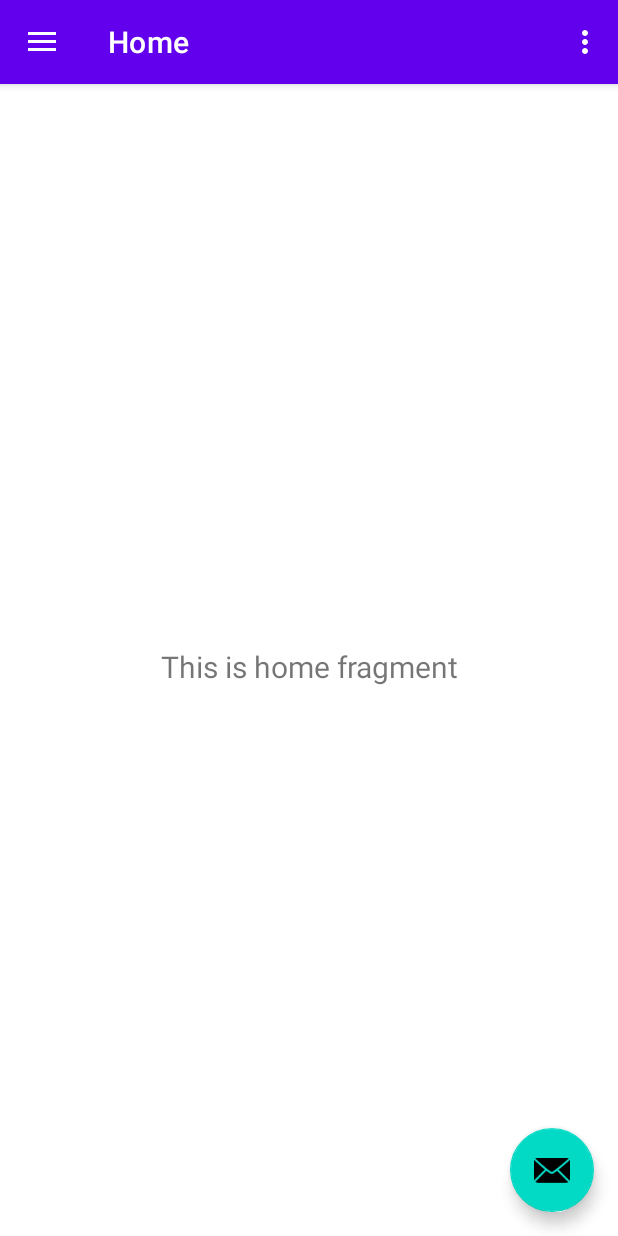
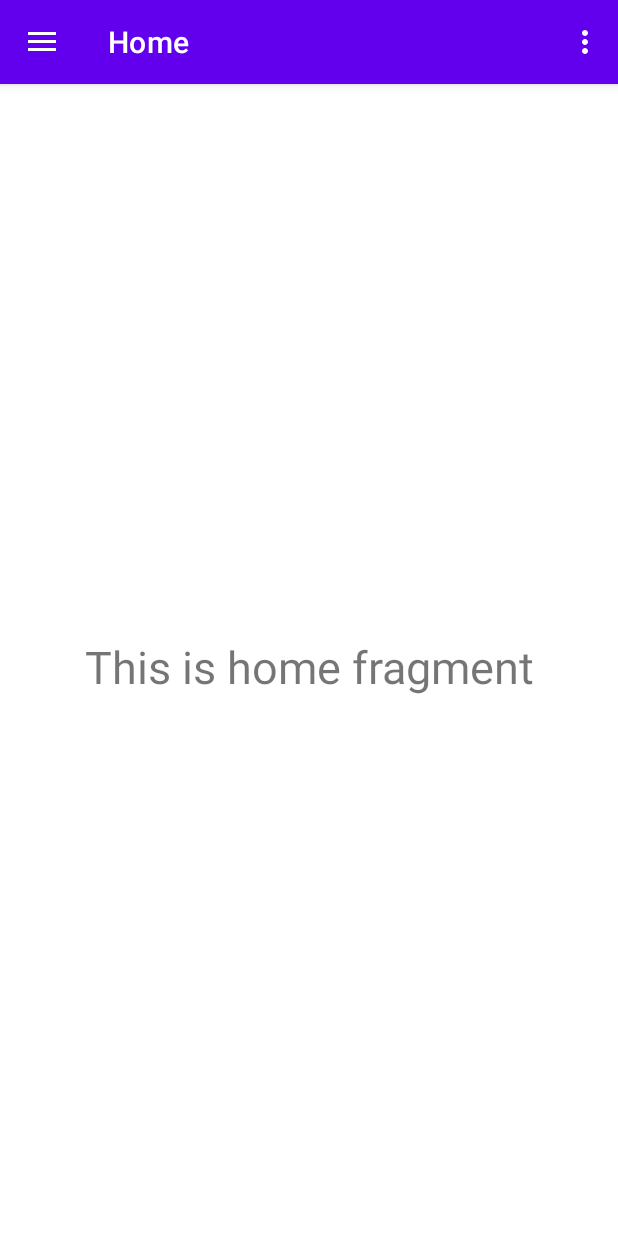
Before and after one commit to CrazyJoey4/SwimmingPoolReservationSystem, an Android app: the screen it shows after launch (MainActivity), on a phone screen of 412 x 824 dp. Run offline under Robolectric (Android 15) with nearby library versions, the phone set to English and light mode, and no system bars; our stand-ins replace navigation-ui.

Commit message:
Update nav menu

```diff
--- a/app/src/main/java/com/example/swimmingpool_rs/MainActivity.java
+++ b/app/src/main/java/com/example/swimmingpool_rs/MainActivity.java
@@ -29,13 +29,7 @@ public class MainActivity extends AppCompatActivity {
         setContentView(binding.getRoot());
 
         setSupportActionBar(binding.appBarMain.toolbar);
-        binding.appBarMain.fab.setOnClickListener(new View.OnClickListener() {
-            @Override
-            public void onClick(View view) {
-                Snackbar.make(view, "Replace with your own action", Snackbar.LENGTH_LONG)
-                        .setAction("Action", null).show();
-            }
-        });
+
         DrawerLayout drawer = binding.drawerLayout;
         NavigationView navigationView = binding.navView;
         // Passing each menu ID as a set of Ids because each
--- /dev/null
+++ b/app/src/main/res/drawable/ic_baseline_account_box_24.xml
@@ -0,0 +1,5 @@
+<vector android:height="24dp" android:tint="#000000"
+    android:viewportHeight="24" android:viewportWidth="24"
+    android:width="24dp" xmlns:android="http://schemas.android.com/apk/res/android">
+    <path android:fillColor="@android:color/white" android:pathData="M3,5v14c0,1.1 0.89,2 2,2h14c1.1,0 2,-0.9 2,-2L21,5c0,-1.1 -0.9,-2 -2,-2L5,3c-1.11,0 -2,0.9 -2,2zM15,9c0,1.66 -1.34,3 -3,3s-3,-1.34 -3,-3 1.34,-3 3,-3 3,1.34 3,3zM6,17c0,-2 4,-3.1 6,-3.1s6,1.1 6,3.1v1L6,18v-1z"/>
+</vector>
--- /dev/null
+++ b/app/src/main/res/drawable/ic_baseline_arrow_outward_24.xml
@@ -0,0 +1,5 @@
+<vector android:height="24dp" android:tint="#000000"
+    android:viewportHeight="24" android:viewportWidth="24"
+    android:width="24dp" xmlns:android="http://schemas.android.com/apk/res/android">
+    <path android:fillColor="@android:color/white" android:pathData="M6,6l0,2l8.59,0l-9.59,9.59l1.41,1.41l9.59,-9.59l0,8.59l2,0l0,-12z"/>
+</vector>
--- /dev/null
+++ b/app/src/main/res/drawable/ic_baseline_home_24.xml
@@ -0,0 +1,5 @@
+<vector android:height="24dp" android:tint="#000000"
+    android:viewportHeight="24" android:viewportWidth="24"
+    android:width="24dp" xmlns:android="http://schemas.android.com/apk/res/android">
+    <path android:fillColor="@android:color/white" android:pathData="M10,20v-6h4v6h5v-8h3L12,3 2,12h3v8z"/>
+</vector>
--- /dev/null
+++ b/app/src/main/res/drawable/ic_baseline_speaker_notes_24.xml
@@ -0,0 +1,5 @@
+<vector android:height="24dp" android:tint="#000000"
+    android:viewportHeight="24" android:viewportWidth="24"
+    android:width="24dp" xmlns:android="http://schemas.android.com/apk/res/android">
+    <path android:fillColor="@android:color/white" android:pathData="M20,2L4,2c-1.1,0 -1.99,0.9 -1.99,2L2,22l4,-4h14c1.1,0 2,-0.9 2,-2L22,4c0,-1.1 -0.9,-2 -2,-2zM8,14L6,14v-2h2v2zM8,11L6,11L6,9h2v2zM8,8L6,8L6,6h2v2zM15,14h-5v-2h5v2zM18,11h-8L10,9h8v2zM18,8h-8L10,6h8v2z"/>
+</vector>
--- a/app/src/main/res/layout/app_bar_main.xml
+++ b/app/src/main/res/layout/app_bar_main.xml
@@ -1,5 +1,6 @@
 <?xml version="1.0" encoding="utf-8"?>
-<androidx.coordinatorlayout.widget.CoordinatorLayout xmlns:android="http://schemas.android.com/apk/res/android"
+<androidx.coordinatorlayout.widget.CoordinatorLayout
+    xmlns:android="http://schemas.android.com/apk/res/android"
     xmlns:app="http://schemas.android.com/apk/res-auto"
     xmlns:tools="http://schemas.android.com/tools"
     android:layout_width="match_parent"
@@ -22,13 +23,6 @@
 
     <include layout="@layout/content_main" />
 
-    <com.google.android.material.floatingactionbutton.FloatingActionButton
-        android:id="@+id/fab"
-        android:layout_width="wrap_content"
-        android:layout_height="wrap_content"
-        android:layout_gravity="bottom|end"
-        android:layout_marginEnd="@dimen/fab_margin"
-        android:layout_marginBottom="16dp"
-        app:srcCompat="@android:drawable/ic_dialog_email" />
+
 
 </androidx.coordinatorlayout.widget.CoordinatorLayout>
--- a/app/src/main/res/layout/fragment_home.xml
+++ b/app/src/main/res/layout/fragment_home.xml
@@ -1,5 +1,6 @@
 <?xml version="1.0" encoding="utf-8"?>
-<androidx.constraintlayout.widget.ConstraintLayout xmlns:android="http://schemas.android.com/apk/res/android"
+<androidx.constraintlayout.widget.ConstraintLayout
+    xmlns:android="http://schemas.android.com/apk/res/android"
     xmlns:app="http://schemas.android.com/apk/res-auto"
     xmlns:tools="http://schemas.android.com/tools"
     android:layout_width="match_parent"
@@ -14,9 +15,11 @@
         android:layout_marginTop="8dp"
         android:layout_marginEnd="8dp"
         android:textAlignment="center"
-        android:textSize="20sp"
+        android:textSize="30dp"
         app:layout_constraintBottom_toBottomOf="parent"
         app:layout_constraintEnd_toEndOf="parent"
         app:layout_constraintStart_toStartOf="parent"
-        app:layout_constraintTop_toTopOf="parent" />
+        app:layout_constraintTop_toTopOf="parent"
+
+        />
 </androidx.constraintlayout.widget.ConstraintLayout>
--- a/app/src/main/res/layout/nav_header_main.xml
+++ b/app/src/main/res/layout/nav_header_main.xml
@@ -13,7 +13,7 @@
     android:theme="@style/ThemeOverlay.AppCompat.Dark">
 
     <ImageView
-        android:id="@+id/imageView"
+        android:id="@+id/UserImage"
         android:layout_width="wrap_content"
         android:layout_height="wrap_content"
         android:contentDescription="@string/nav_header_desc"
@@ -28,7 +28,7 @@
         android:textAppearance="@style/TextAppearance.AppCompat.Body1" />
 
     <TextView
-        android:id="@+id/textView"
+        android:id="@+id/email"
         android:layout_width="wrap_content"
         android:layout_height="wrap_content"
         android:text="@string/nav_header_subtitle" />
--- a/app/src/main/res/menu/activity_main_drawer.xml
+++ b/app/src/main/res/menu/activity_main_drawer.xml
@@ -6,15 +6,26 @@
     <group android:checkableBehavior="single">
         <item
             android:id="@+id/nav_home"
-            android:icon="@drawable/ic_menu_camera"
+            android:icon="@drawable/ic_baseline_home_24"
             android:title="@string/menu_home" />
         <item
             android:id="@+id/nav_gallery"
             android:icon="@drawable/ic_menu_gallery"
             android:title="@string/menu_gallery" />
         <item
-            android:id="@+id/nav_slideshow"
-            android:icon="@drawable/ic_menu_slideshow"
-            android:title="@string/menu_slideshow" />
+            android:id="@+id/nav_profile"
+            android:icon="@drawable/ic_baseline_account_box_24"
+            android:title="@string/menu_profile" />
+
+        <item
+            android:id="@+id/nav_announcement"
+            android:icon="@drawable/ic_baseline_speaker_notes_24"
+            android:title="@string/menu_announcement" />
+
+        <item
+            android:id="@+id/nav_logout"
+            android:icon="@drawable/ic_baseline_arrow_outward_24"
+            android:title="@string/menu_logout" />
+
     </group>
 </menu>
--- a/app/src/main/res/values/strings.xml
+++ b/app/src/main/res/values/strings.xml
@@ -2,12 +2,17 @@
     <string name="app_name">SwimmingPool_RS</string>
     <string name="navigation_drawer_open">Open navigation drawer</string>
     <string name="navigation_drawer_close">Close navigation drawer</string>
-    <string name="nav_header_title">Android Studio</string>
-    <string name="nav_header_subtitle">android.studio@android.com</string>
+    <string name="nav_header_title">Username</string>
+    <string name="nav_header_subtitle">user@gmail.com</string>
     <string name="nav_header_desc">Navigation header</string>
     <string name="action_settings">Settings</string>
 
     <string name="menu_home">Home</string>
     <string name="menu_gallery">Gallery</string>
     <string name="menu_slideshow">Slideshow</string>
+    <string name="menu_profile">Profile</string>
+    <string name="menu_announcement">Announcement</string>
+    <string name="menu_logout">Log Out</string>
+
+    <string name="logout">Logged Out</string>
 </resources>
```
Also changed, not shown: app/src/main/java/com/example/swimmingpool_rs/ui/logout/LogoutFragment.java (added, +33 -0 lines), app/src/main/res/layout/fragment_login.xml (added, +23 -0 lines).
